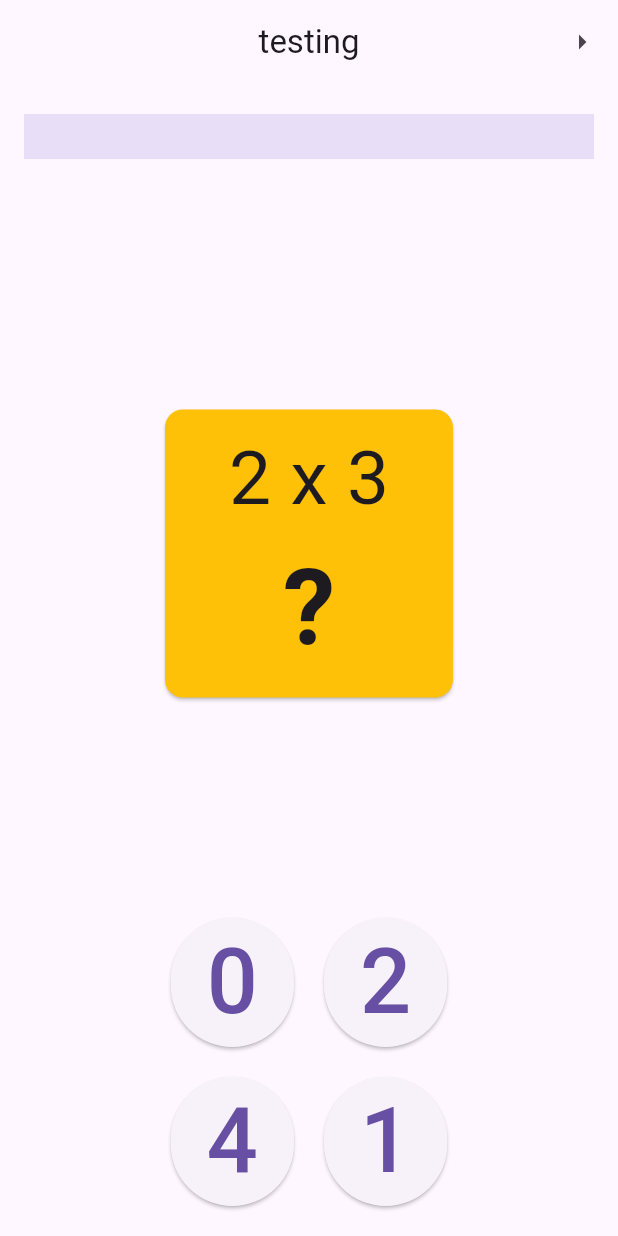
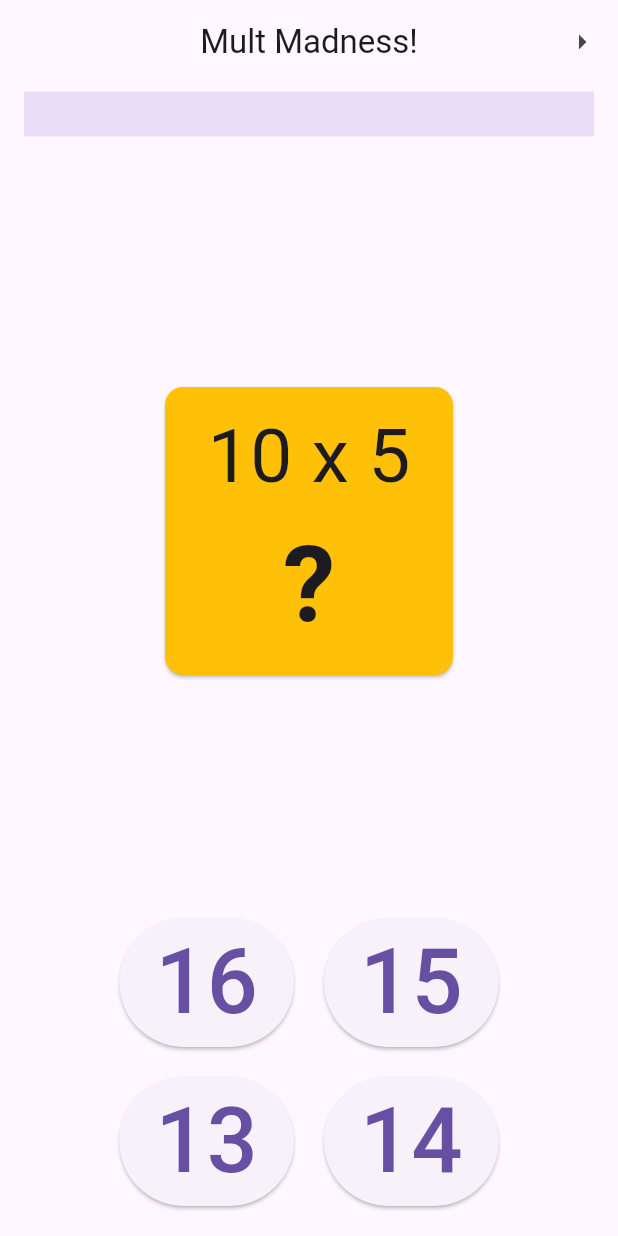
Before and after one commit to mgoadric/multmadness, a Flutter app: the MyHomePage screen opened directly, after a tap on the "arrow right" icon, on a phone screen of 412 x 824 dp. Run offline on Flutter 3.47's test engine with Material 3 defaults, Android fonts, the phone set to English and light mode, and no system bars; statements that could not run were skipped.

Commit message:
Levels and replay implemented

```diff
--- a/mult_madness/lib/main.dart
+++ b/mult_madness/lib/main.dart
@@ -11,7 +11,7 @@ class MainApp extends StatelessWidget {
   @override
   Widget build(BuildContext context) {
     return const MaterialApp(
-      home: MyHomePage(title: "testing"),
+      home: MyHomePage(title: "Mult Madness!"),
     );
   }
 }
--- a/mult_madness/lib/models/flash.dart
+++ b/mult_madness/lib/models/flash.dart
@@ -18,7 +18,7 @@ class FlashCardDeck {
 
   FlashCardDeck(List<int> values) {
     for (int v in values) {
-      for (var i = 1; i <= 4; i++) {
+      for (var i = 1; i <= 12; i++) {
         cards.add(FlashCard(v, i));
       }
     }
@@ -30,11 +30,19 @@ class FlashCardDeck {
     if (levels.isNotEmpty) {
       if (wrong.isNotEmpty) {
         wrong.shuffle();
-        levels.add(wrong);
+        if (levels[levels.length - 1].isEmpty) {
+          levels.removeLast();
+        }
+        levels.add(List.from(wrong));
+        wrong.clear();
       } else {
-        levels[levels.length - 2].addAll(levels[levels.length - 1]);
+        if (levels.length > 1) {
+          levels[levels.length - 2].addAll(levels[levels.length - 1]);
+        }
         levels.removeLast();
-        levels[levels.length - 1].shuffle();
+        if (levels.isNotEmpty) {
+          levels[levels.length - 1].shuffle();
+        }
       }
     }
   }
--- a/mult_madness/lib/pages/game.dart
+++ b/mult_madness/lib/pages/game.dart
@@ -2,6 +2,7 @@ import 'package:flutter/material.dart';
 
 import 'package:mult_madness/models/flash.dart';
 import 'package:mult_madness/widgets/challenge.dart';
+import 'package:mult_madness/widgets/progress.dart';
 
 class MyHomePage extends StatefulWidget {
   const MyHomePage({super.key, required this.title});
@@ -15,9 +16,7 @@ class MyHomePage extends StatefulWidget {
 // Animation start from https://github.com/GONZALEZD/flutter_demos/blob/main/flip_animation/lib/main.dart
 
 class _MyHomePageState extends State<MyHomePage> {
-  final FlashCardDeck _deck = FlashCardDeck([
-    2,
-  ]);
+  final FlashCardDeck _deck = FlashCardDeck([2, 3, 4, 5, 6, 7, 8, 9, 10, 11, 12]);
 
   FlashCard? current;
   bool playing = false;
@@ -26,13 +25,15 @@ class _MyHomePageState extends State<MyHomePage> {
   void initState() {
     super.initState();
     _deck.shuffle();
-    _deck.startRound();
-    current = _deck.next();
-    playing = true;
+    gotime();
   }
 
   @override
   Widget build(BuildContext context) {
+    var progress = _deck.levels.map<LevelProgress>((item) {
+      return LevelProgress(value: item.length / _deck.total(), color: Colors.blue);
+    }).toList();
+
     return Scaffold(
       appBar: AppBar(
         title: Text(widget.title),
@@ -46,19 +47,31 @@ class _MyHomePageState extends State<MyHomePage> {
       ),
       body: Column(
         children: [
-          Padding(
-            padding: const .symmetric(horizontal: 16, vertical: 20),
-            child: LinearProgressIndicator(
-              minHeight: 30,
-              value: _deck.topTotal() / _deck.total(),
-            ),
-          ),
+          ...progress,
+          _deck.wrong.isNotEmpty
+              ? LevelProgress(
+                  value: _deck.wrong.length / _deck.total(),
+                  color: Colors.red,
+                )
+              : SizedBox(height: 0),
           playing
-              ? Challenge(card: current!, nextCallback: _nextCard, answerCallback: answer)
-              : Placeholder(),
+              ? Challenge(
+                  card: current!,
+                  nextCallback: _nextCard,
+                  answerCallback: answer,
+                )
+              : Expanded(child: Center(child: ElevatedButton(onPressed: gotime, child: Text("Ready?", style: TextStyle(fontSize: 30.0))))),
         ],
       ),
     );
+  }
+
+  void gotime() {
+    setState(() {
+      _deck.startRound();
+      current = _deck.next();
+      playing = true;
+    });
   }
 
   void answer(bool right, FlashCard card) {
@@ -69,7 +82,9 @@ class _MyHomePageState extends State<MyHomePage> {
         _deck.incorrect(card);
       }
     });
-    print("${_deck.topTotal()} + ${_deck.current.length} + ${_deck.wrong.length} = ${_deck.total()}");
+    print(
+      "${_deck.topTotal()} + ${_deck.current.length} + ${_deck.wrong.length} = ${_deck.total()}",
+    );
   }
 
   bool _nextCard() {
@@ -80,9 +95,8 @@ class _MyHomePageState extends State<MyHomePage> {
       return true;
     } else {
       playing = false;
+      _deck.advance();
       return false;
     }
   }
-
-
 }
--- a/mult_madness/lib/widgets/challenge.dart
+++ b/mult_madness/lib/widgets/challenge.dart
@@ -120,7 +120,7 @@ class _ChallengeState extends State<Challenge> {
       }
     });
     timer?.cancel();
-    timer2 = Timer(Duration(seconds: 3), () => _resetCard());
+    timer2 = Timer(Duration(seconds: correct == CardStatus.right ? 2 : 3), () => _resetCard());
   }
 
   void _resetCard() {
--- /dev/null
+++ b/mult_madness/lib/widgets/progress.dart
@@ -0,0 +1,19 @@
+import 'package:flutter/material.dart';
+
+class LevelProgress extends StatelessWidget {
+  const LevelProgress({super.key, required this.value, required this.color});
+  final double value;
+  final Color color;
+
+  @override
+  Widget build(BuildContext context) {
+    return Padding(
+      padding: const .symmetric(horizontal: 16, vertical: 5),
+      child: LinearProgressIndicator(
+        minHeight: 30,
+        color: color,
+        value: value,
+      ),
+    );
+  }
+}
```
